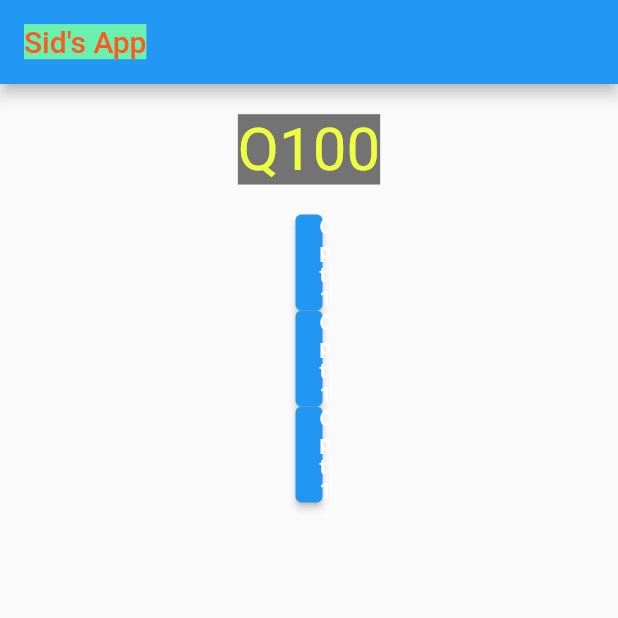
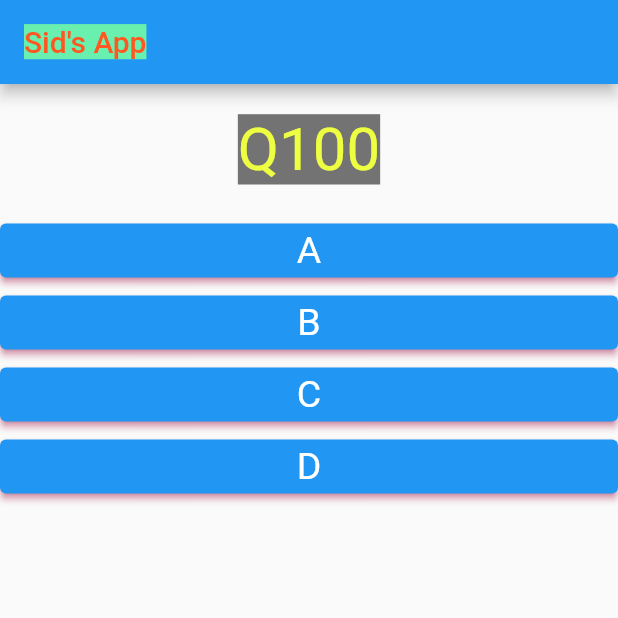
Before and after one commit to SiddhanthRaja/learn_flutter, a Flutter app: the screen it shows after launch, on a phone screen of 412 x 824 dp, the top half of it. Run offline on Flutter 3.47's test engine with Material 2 defaults, Android fonts, the phone set to English and light mode, and no system bars.

Commit message:
With scorecard

```diff
--- a/lib/answer.dart
+++ b/lib/answer.dart
@@ -3,20 +3,24 @@ import 'package:flutter/material.dart';
 class Answer extends StatelessWidget {
 
   final Function pointer;
+  final String option;
 
-  Answer(this.pointer);
+  Answer(this.option,this.pointer);
 
   @override
   Widget build(BuildContext context) {
+    final ButtonStyle custom = ElevatedButton.styleFrom(onPrimary: Colors.white, textStyle: TextStyle(fontSize: 25.0),shadowColor: Colors.pinkAccent);
     return Container(
-      width: 18.0 ,
+      width: double.infinity ,
       child:
       ElevatedButton(
-        onPressed: () {
-          print("I am op1");
-          pointer;
-        },
-        child: Text("Opt 1"),
+
+          child: Text(option),
+          style: custom,
+          onPressed: () => pointer(),
+
+
+
       ),
 
 
--- a/lib/main.dart
+++ b/lib/main.dart
@@ -16,34 +16,50 @@ class SidApp extends StatefulWidget {
 
 
 class _SidAppState extends State<SidApp>{
-  var _quesList = ["Q100","Q101","Q103"];
+  var _quesList = [
+    {"quesText": "Q100", "options" : [
+        {"opt":"A", "score":20},{"opt":"B", "score":10},{"opt":"C", "score":5},{"opt":"D", "score":2}]  },
+    {"quesText": "Q101", "options" : [
+      {"opt":"X", "score":20},{"opt":"Y", "score":10},{"opt":"Z", "score":5},{"opt":"W", "score":2}]  },
+    {"quesText": "Q102", "options" : [
+      {"opt":"1", "score":20},{"opt":"2", "score":10},{"opt":"3", "score":5},{"opt":"4", "score":2}]  },
+  ];
 
   var _index = 0;
+  var _total = 0;
 
 
-
-  void changeQ(){
-    setState((){_index = _index+1; });
+  changeQ(int score){
+    setState(()
+    {_index = _index+1;
+    _total = _total + score;
+    });
     print("I am Q" + _index.toString());
   }
 
   Widget build(BuildContext context) {
     // TODO: implement build
+    final List<Map> listOp = _quesList[_index]["options"] as List<Map>;
     return MaterialApp(
       home: Scaffold(
         appBar: AppBar(title: Text("Sid's App",style: TextStyle(color: Colors.deepOrange, backgroundColor: Colors.greenAccent) ),),
-        body: Column(
-            children: [
-            Question(_quesList[_index], ),
-            Answer(changeQ),
-            Answer(changeQ),
-            Answer(changeQ),
+        body: _index<= (_quesList.length -2) ? Column(
+          children: [
+
+            Question(_quesList[_index]["quesText"] as String ),
+
+            Answer(listOp[0]["opt"],() => changeQ(listOp[0]["score"]) ,),
+            Answer(listOp[1]["opt"],() => changeQ(listOp[1]["score"]) ,),
+            Answer(listOp[2]["opt"],() => changeQ(listOp[2]["score"]) ,),
+            Answer(listOp[3]["opt"],() => {_total += (listOp[3]["score"]) as int }),
 
 
-            ]),
+            ]) : Center(child: Text("You have completed the Quiz\n\n" + "Your score is $_total"),)
+
       ),
 
 
     );
+
   }
 }
```
Also changed, not shown: pubspec.lock.
